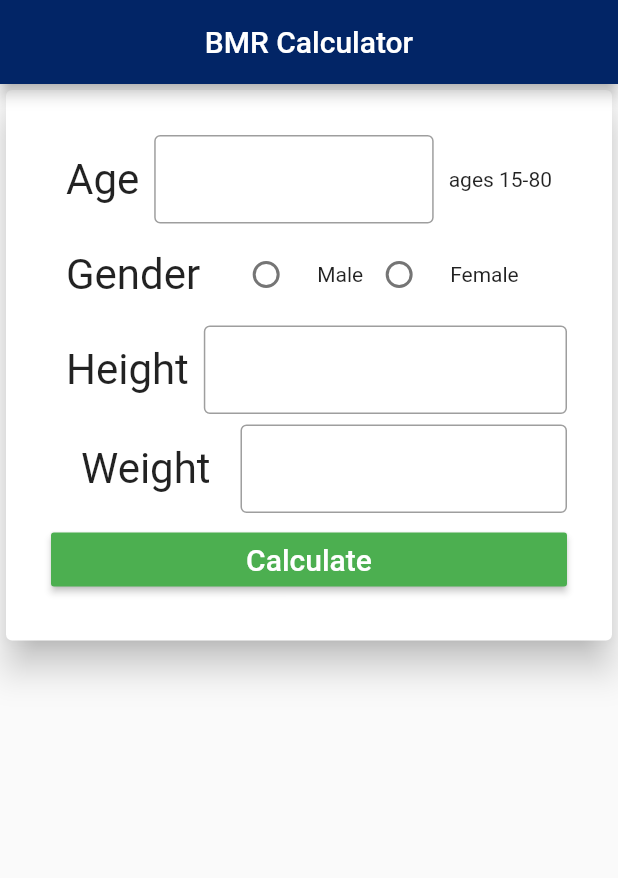
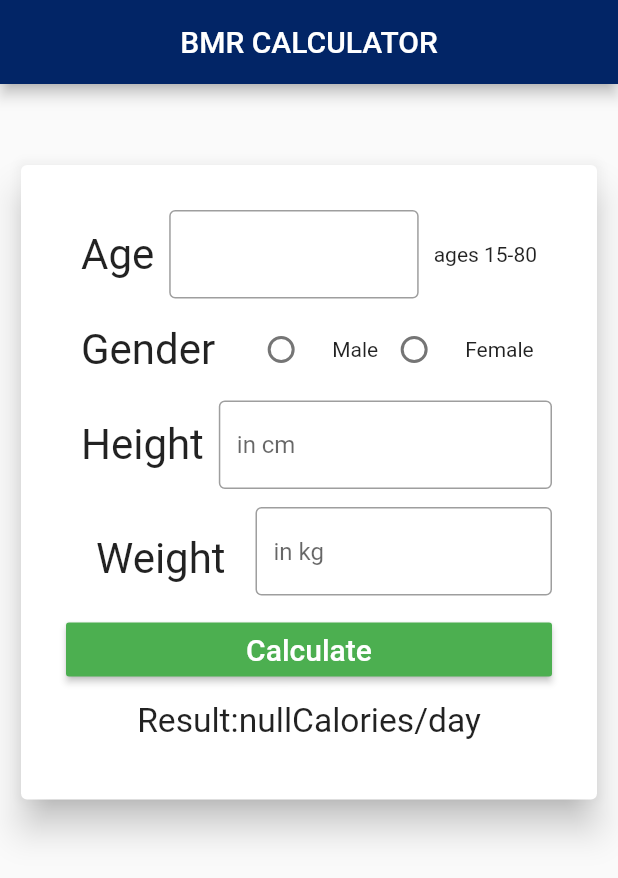
Before and after one commit to Eldringrg/bmr_calculator, a Flutter app: the screen it shows after launch, after a tap on "Calculate", on a phone screen of 412 x 824 dp. Shown: the top 878 px of the screen. Run offline on Flutter 3.47's test engine with Material 2 defaults, Android fonts, the phone set to English and light mode, and no system bars.

Commit message:
Do correction

```diff
--- a/lib/main.dart
+++ b/lib/main.dart
@@ -4,8 +4,37 @@ void main() {
   runApp(BMR());
 }
 
-class BMR extends StatelessWidget {
+class BMR extends StatefulWidget {
+  @override
+  State<BMR> createState() => _BMRState();
+}
+
+class _BMRState extends State<BMR> {
+  TextEditingController Age = TextEditingController();
+
+  TextEditingController Weight = TextEditingController();
+
+  TextEditingController Height = TextEditingController();
+
   int _val;
+  int age = 0;
+  int height = 0;
+  int weight = 0;
+
+  double result;
+  basalmetabolismrate() {
+    setState(
+      () {
+        age = int.parse(Age.text);
+        weight = int.parse(Height.text);
+        height = int.parse(Weight.text);
+
+        result =
+            (88.362 + (13.397 * weight) + (4.799 * height) - (5.677 * age));
+      },
+    );
+  }
+
   @override
   Widget build(BuildContext context) {
     return MaterialApp(
@@ -14,32 +43,39 @@ class BMR extends StatelessWidget {
         appBar: AppBar(
           title: Container(
             width: double.infinity,
-            child: Text(
-              'BMR Calculator',
+            child: const Text(
+              'BMR CALCULATOR',
               textAlign: TextAlign.center,
             ),
           ),
           backgroundColor: Color.fromARGB(255, 2, 37, 102),
         ),
         body: SingleChildScrollView(
-          child: Card(
-            elevation: 10,
-            child: Container(
-              padding: EdgeInsets.all(30),
-              child: Column(
+          child: Container(
+            margin: EdgeInsets.only(
+              top: 50,
+              left: 10,
+              right: 10,
+            ),
+            child: Card(
+              elevation: 10,
+              child: Container(
+                padding: EdgeInsets.all(30),
+                child: Column(
                   crossAxisAlignment: CrossAxisAlignment.stretch,
                   children: <Widget>[
                     Row(
                       children: <Widget>[
                         Container(
                           padding: EdgeInsets.all(10),
-                          child: Text(
+                          child: const Text(
                             'Age',
                             textScaleFactor: 2,
                           ),
                         ),
                         Expanded(
                           child: TextField(
+                            controller: Age,
                             decoration: InputDecoration(
                               border: OutlineInputBorder(),
                             ),
@@ -48,7 +84,7 @@ class BMR extends StatelessWidget {
                         ),
                         Container(
                           padding: EdgeInsets.all(10),
-                          child: Text(
+                          child: const Text(
                             'ages 15-80',
                           ),
                         ),
@@ -58,7 +94,7 @@ class BMR extends StatelessWidget {
                       children: <Widget>[
                         Container(
                           padding: EdgeInsets.all(10),
-                          child: Text(
+                          child: const Text(
                             'Gender',
                             textScaleFactor: 2,
                           ),
@@ -73,7 +109,7 @@ class BMR extends StatelessWidget {
                             },
                           ),
                         ),
-                        Text(
+                        const Text(
                           'Male',
                         ),
                         Radio(
@@ -85,7 +121,7 @@ class BMR extends StatelessWidget {
                         ),
                         Container(
                           padding: EdgeInsets.all(10),
-                          child: Text(
+                          child: const Text(
                             'Female',
                           ),
                         ),
@@ -95,15 +131,17 @@ class BMR extends StatelessWidget {
                       children: <Widget>[
                         Container(
                           padding: EdgeInsets.all(10),
-                          child: Text(
+                          child: const Text(
                             'Height',
                             textScaleFactor: 2,
                           ),
                         ),
                         Expanded(
                           child: TextField(
+                            controller: Height,
                             decoration: InputDecoration(
                               border: OutlineInputBorder(),
+                              hintText: 'in cm',
                             ),
                             keyboardType: TextInputType.number,
                           ),
@@ -113,17 +151,19 @@ class BMR extends StatelessWidget {
                     Row(
                       children: <Widget>[
                         Container(
-                          margin: EdgeInsets.all(10),
-                          padding: EdgeInsets.all(10),
-                          child: Text(
+                          margin: EdgeInsets.only(top: 10),
+                          padding: EdgeInsets.all(20),
+                          child: const Text(
                             'Weight',
                             textScaleFactor: 2,
                           ),
                         ),
                         Expanded(
                           child: TextField(
+                            controller: Weight,
                             decoration: InputDecoration(
                               border: OutlineInputBorder(),
+                              hintText: 'in kg',
                             ),
                             keyboardType: TextInputType.number,
                           ),
@@ -138,10 +178,26 @@ class BMR extends StatelessWidget {
                           color: Colors.white,
                         ),
                       ),
-                      onPressed: () {},
+                      onPressed: () {
+                        basalmetabolismrate();
+                        Age.clear();
+                        Weight.clear();
+                        Height.clear();
+                      },
                       color: Colors.green,
                     ),
-                  ]),
+                    Container(
+                      padding: EdgeInsets.all(10),
+                      child: Text(
+                        'Result:$result' + 'Calories/day',
+                        style: TextStyle(),
+                        textAlign: TextAlign.center,
+                        textScaleFactor: 1.6,
+                      ),
+                    ),
+                  ],
+                ),
+              ),
             ),
           ),
         ),
```
